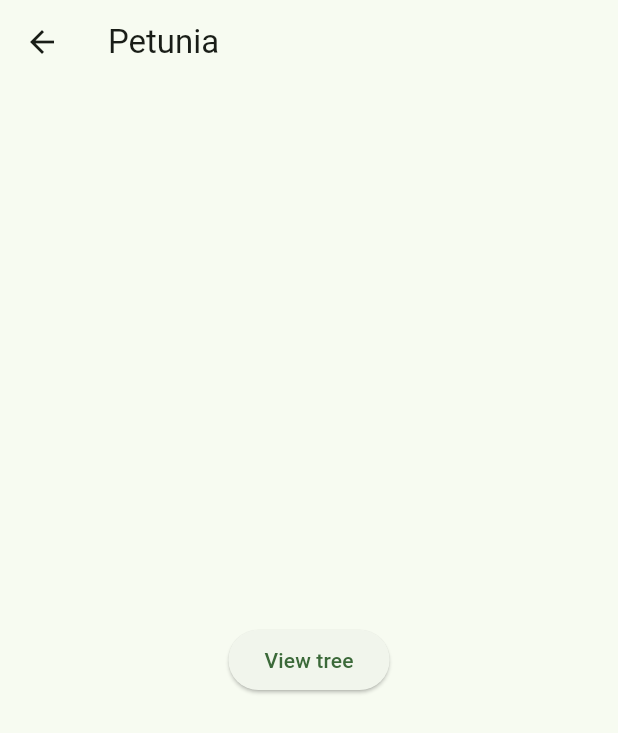
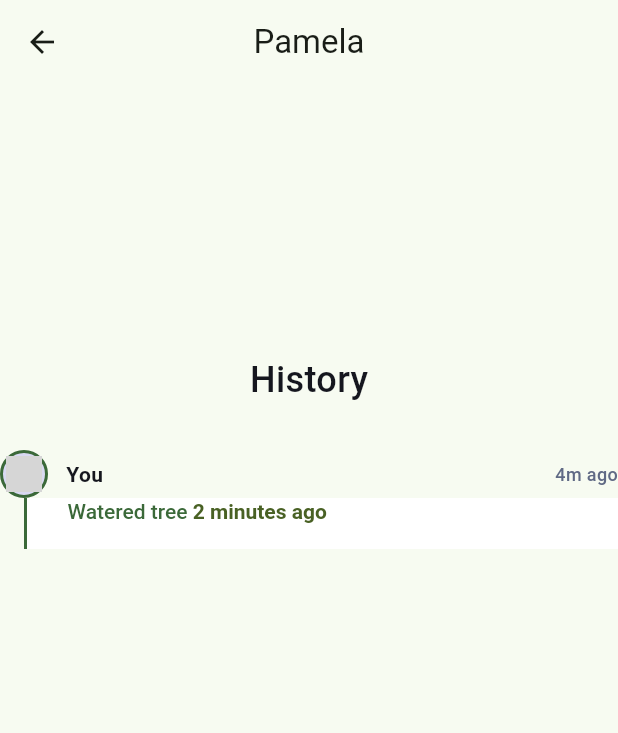
Before and after one commit to ChaiB04/treebud, a Flutter app: the InfoTree screen opened directly, on a phone screen of 412 x 824 dp. Shown: the top 733 px of the screen. Run offline on Flutter 3.47's test engine with Material 3 defaults, Android fonts, the phone set to English and light mode, and no system bars; missing offline and left inert: arcore_flutter_plugin; network calls fail; Roboto replaces fonts that are missing (Outfit, Plus Jakarta Sans); grey boxes are pictures that could not be loaded.

Commit message:
Added the first action info

```diff
--- a/tree_bud/lib/screens/infotree.dart
+++ b/tree_bud/lib/screens/infotree.dart
@@ -1,27 +1,152 @@
-import "package:flutter/material.dart";
+import 'package:flutter/material.dart';
 
 class InfoTree extends StatelessWidget {
-  const InfoTree({super.key});
+  const InfoTree({Key? key}) : super(key: key);
 
   @override
   Widget build(BuildContext context) {
     return Scaffold(
       appBar: AppBar(
-        title: const Text("Petunia"),
+        title: const Text('Pamela'),
+        centerTitle: true,
       ),
-      body: Center(
+      body: SingleChildScrollView(
         child: Column(
-          mainAxisAlignment: MainAxisAlignment.center,
+          mainAxisSize: MainAxisSize.max,
+          crossAxisAlignment: CrossAxisAlignment.start,
           children: [
-            ElevatedButton(onPressed: (){
-              Navigator.push(context,
-              MaterialPageRoute(builder: (context) =>const ARfunction()),
-              );
-            },
-            child: const Text("View tree")),
+            const Align(
+              alignment: AlignmentDirectional(0, 0),
+              child: Padding(
+                padding: EdgeInsetsDirectional.fromSTEB(0, 180, 0, 0),
+                child: Text(
+                  'History',
+                  style: TextStyle(
+                    fontFamily: 'Outfit',
+                    color: Color(0xFF15161E),
+                    fontSize: 24,
+                    fontWeight: FontWeight.w500,
+                  ),
+                ),
+              ),
+            ),
+            Padding(
+              padding: const EdgeInsetsDirectional.fromSTEB(0, 30, 0, 0),
+              child: Row(
+                mainAxisSize: MainAxisSize.max,
+                mainAxisAlignment: MainAxisAlignment.spaceBetween,
+                children: [
+                  Container(
+                    width: 32,
+                    height: 32,
+                    decoration: BoxDecoration(
+                      color: const Color(0x4D9489F5),
+                      shape: BoxShape.circle,
+                      border: Border.all(
+                        color: Theme.of(context).primaryColor,
+                        width: 2,
+                      ),
+                    ),
+                    child: Padding(
+                      padding: const EdgeInsets.all(2),
+                      child: ClipRRect(
+                        borderRadius: BorderRadius.circular(40),
+                        child: Image.network(
+                          'https://images.unsplash.com/photo-1633332755192-727a05c4013d?ixlib=rb-1.2.1&ixid=MnwxMjA3fDB8MHxzZWFyY2h8MXx8dXNlcnxlbnwwfHwwfHw%3D&auto=format&fit=crop&w=900&q=60',
+                          width: 60,
+                          height: 60,
+                          fit: BoxFit.cover,
+                        ),
+                      ),
+                    ),
+                  ),
+                  const Expanded(
+                    child: Padding(
+                      padding: EdgeInsetsDirectional.fromSTEB(12, 0, 0, 0),
+                      child: Text(
+                        'You',
+                        style: TextStyle(
+                          fontFamily: 'Plus Jakarta Sans',
+                          color: Color(0xFF15161E),
+                          fontSize: 14,
+                          fontWeight: FontWeight.bold,
+                        ),
+                      ),
+                    ),
+                  ),
+                  const Text(
+                    '4m ago',
+                    style: TextStyle(
+                      fontFamily: 'Plus Jakarta Sans',
+                      color: Color(0xFF606A85),
+                      fontSize: 12,
+                      fontWeight: FontWeight.w500,
+                    ),
+                  ),
+                ],
+              ),
+            ),
+            Padding(
+              padding: const EdgeInsetsDirectional.fromSTEB(18, 0, 0, 0),
+              child: Container(
+                width: double.infinity,
+                decoration: BoxDecoration(
+                  color: Colors.white,
+                  boxShadow: [
+                    BoxShadow(
+                      blurRadius: 0,
+                      color: Theme.of(context).primaryColor,
+                      offset: const Offset(-2, 0),
+                    )
+                  ],
+                  border: Border.all(
+                    color: Colors.white,
+                    width: 1,
+                  ),
+                ),
+                child: Padding(
+                  padding: const EdgeInsetsDirectional.fromSTEB(26, 0, 0, 0),
+                  child: Column(
+                    mainAxisSize: MainAxisSize.max,
+                    crossAxisAlignment: CrossAxisAlignment.start,
+                    children: [
+                      Padding(
+                        padding: const EdgeInsetsDirectional.fromSTEB(0, 0, 0, 4),
+                        child: RichText(
+                          text: TextSpan(
+                            children: const [
+                              TextSpan(
+                                text: 'Watered tree',
+                                style: TextStyle(),
+                              ),
+                              TextSpan(
+                                text: ' 2 minutes ago',
+                                style: TextStyle(
+                                  fontFamily: 'Plus Jakarta Sans',
+                                  color: Color(0xFF496124),
+                                  fontSize: 14,
+                                  fontWeight: FontWeight.bold,
+                                ),
+                              )
+                            ],
+                            style: TextStyle(
+                              fontFamily: 'Plus Jakarta Sans',
+                              color: Theme.of(context).primaryColor,
+                              fontSize: 14,
+                              fontWeight: FontWeight.w500,
+                            ),
+                          ),
+                        ),
+                      ),
+                      const SizedBox(height: 12),
+                    ],
+                  ),
+                ),
+              ),
+            ),
           ],
         ),
-        ),
-      );
+      ),
+    );
+  }
 }
-}
```
